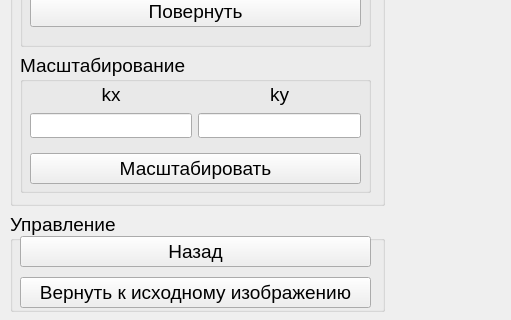
Qt form Computer_graphics/lab_02/mainwindow.ui (SerPan23/BMSTU_SEM_4) before a commit; both pictures show x 0 to 511 and y 400 to 720 of the 1200 by 720 pixel window.
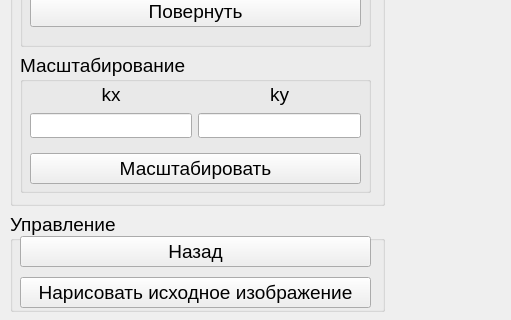
The same form after that commit.

Commit message: finish lab_02 cg

```diff
--- a/Computer_graphics/lab_02/mainwindow.ui
+++ b/Computer_graphics/lab_02/mainwindow.ui
@@ -535,7 +535,7 @@
            <item>
             <widget class="QPushButton" name="btn_reset">
              <property name="text">
-              <string>Вернуть к исходному изображению</string>
+              <string>Нарисовать исходное изображение</string>
              </property>
             </widget>
            </item>
```
The commit also changes 2 other files.
